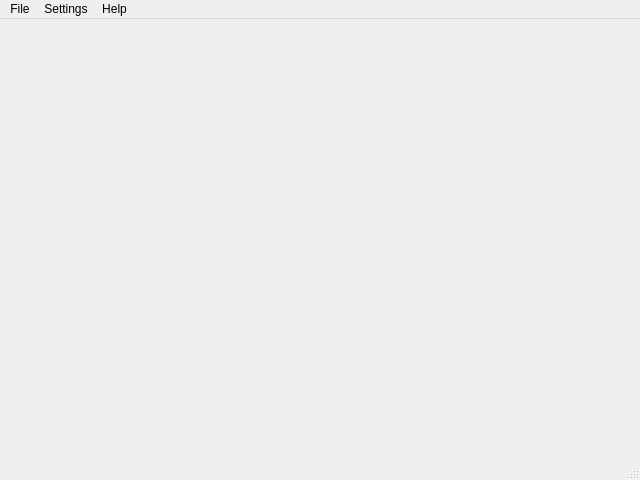
First picture: the form in ui/mainUi.ui, repository clint456/PySide6-Project, before the edit.
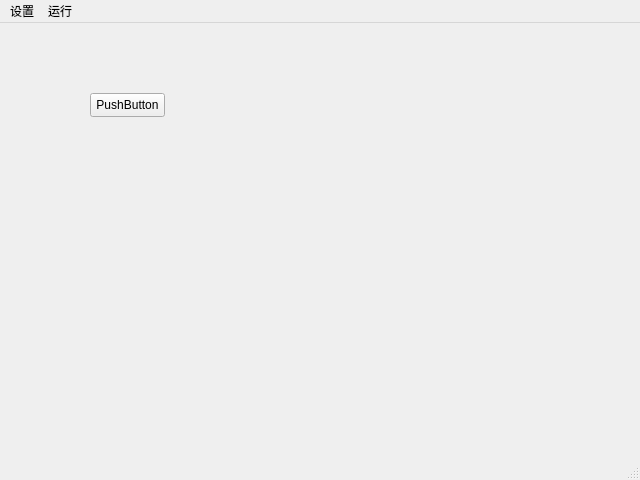
Second picture: the form after the edit.

```diff
--- a/ui/mainUi.ui
+++ b/ui/mainUi.ui
@@ -10,57 +10,53 @@
     <height>480</height>
    </rect>
   </property>
+  <property name="sizePolicy">
+   <sizepolicy hsizetype="Expanding" vsizetype="Expanding">
+    <horstretch>0</horstretch>
+    <verstretch>0</verstretch>
+   </sizepolicy>
+  </property>
   <property name="windowTitle">
-   <string>Server</string>
+   <string>MainWindow</string>
   </property>
-  <widget class="QWidget" name="centralwidget"/>
-  <widget class="QStatusBar" name="statusbar"/>
+  <widget class="QWidget" name="centralwidget">
+   <widget class="QPushButton" name="pushButton">
+    <property name="geometry">
+     <rect>
+      <x>90</x>
+      <y>70</y>
+      <width>75</width>
+      <height>24</height>
+     </rect>
+    </property>
+    <property name="text">
+     <string>PushButton</string>
+    </property>
+   </widget>
+  </widget>
   <widget class="QMenuBar" name="menubar">
    <property name="geometry">
     <rect>
      <x>0</x>
      <y>0</y>
      <width>640</width>
-     <height>18</height>
+     <height>22</height>
     </rect>
    </property>
-   <widget class="QMenu" name="menufile">
+   <widget class="QMenu" name="menu">
     <property name="title">
-     <string>File</string>
+     <string>设置</string>
     </property>
-    <addaction name="actionQuit"/>
    </widget>
-   <widget class="QMenu" name="menuSettings">
+   <widget class="QMenu" name="menu_2">
     <property name="title">
-     <string>Settings</string>
+     <string>运行</string>
     </property>
-    <addaction name="actionPreferences"/>
    </widget>
-   <widget class="QMenu" name="menuHelp">
-    <property name="title">
-     <string>Help</string>
-    </property>
-    <addaction name="actionAbout_us"/>
-   </widget>
-   <addaction name="menufile"/>
-   <addaction name="menuSettings"/>
-   <addaction name="menuHelp"/>
+   <addaction name="menu"/>
+   <addaction name="menu_2"/>
   </widget>
-  <action name="actionQuit">
-   <property name="text">
-    <string>Quit</string>
-   </property>
-  </action>
-  <action name="actionPreferences">
-   <property name="text">
-    <string>Preferences</string>
-   </property>
-  </action>
-  <action name="actionAbout_us">
-   <property name="text">
-    <string>About us</string>
-   </property>
-  </action>
+  <widget class="QStatusBar" name="statusbar"/>
  </widget>
  <resources/>
  <connections/>
```
